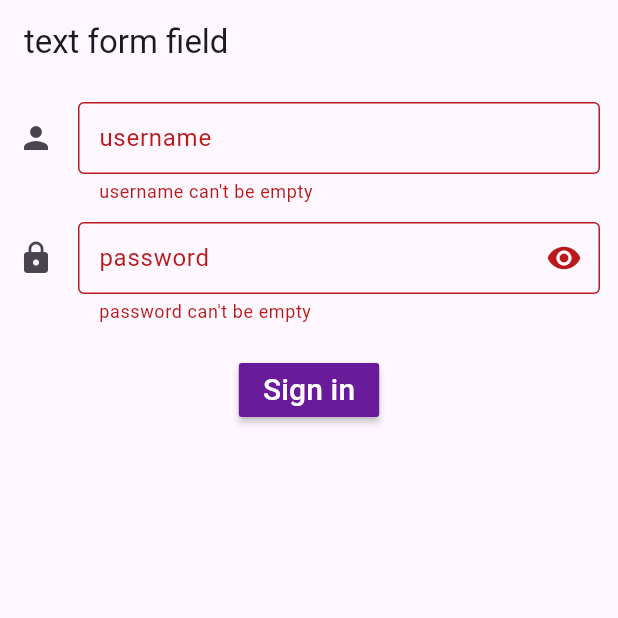
After one commit to mahmoud-alwakeel/revising-flutter, a Flutter app: the screen it shows after launch, after a tap on "Sign in", on a phone screen of 412 x 824 dp, the top half of it. The commit adds this screen. Run offline on Flutter 3.47's test engine with Material 3 defaults, Android fonts, the phone set to English and light mode, and no system bars.

Commit message:
text form field

```diff
--- a/lib/main.dart
+++ b/lib/main.dart
@@ -1,6 +1,7 @@
 import 'package:flutter/material.dart';
 //import 'package:revising_everything/build_one.dart';
 import 'package:revising_everything/rev_btn.dart';
+import 'package:revising_everything/rev_formField.dart';
 import 'package:revising_everything/rev_radio.dart';
 import 'package:revising_everything/rev_statefull.dart';
 import 'package:revising_everything/rev_textField.dart';
@@ -28,7 +29,7 @@ class MyApp extends StatelessWidget {
         colorScheme: ColorScheme.fromSeed(seedColor: Colors.deepPurple),
         useMaterial3: true,
       ),
-      home: RevTextField(),
+      home: RevTxtFormField(),
     );
   }
 }
--- /dev/null
+++ b/lib/rev_formField.dart
@@ -0,0 +1,114 @@
+import 'package:flutter/material.dart';
+
+class RevTxtFormField extends StatefulWidget {
+  @override
+  State<RevTxtFormField> createState() => _RevTxtFormFieldState();
+}
+
+class _RevTxtFormFieldState extends State<RevTxtFormField> {
+
+  String? username;
+  String? password;
+
+  bool isObscured = true;
+
+  GlobalKey<FormState> formState = GlobalKey();
+
+  Widget build(BuildContext context) {
+    return Scaffold(
+      appBar: AppBar(
+        title: Text('text form field'),
+      ),
+      body: Container(
+        padding: EdgeInsets.all(12),
+        child: Form(
+          key: formState,
+          child: Column(
+            children: [
+              TextFormField(
+                onSaved: (val) {
+                  username = val;
+                },
+                validator: (value) {
+                  if (value!.isEmpty) {
+                    return "username can't be empty";
+                  }
+                  if (value.length < 3) {
+                    return "username can't less than 3 characters";
+                  }
+                  else if (value.length > 40) {
+                    return "username can't more than 40 characters";
+                  }
+                  return null;
+                },
+                decoration: const InputDecoration(
+                  border: OutlineInputBorder(),
+                enabledBorder: OutlineInputBorder(
+                  borderSide: BorderSide(color: Colors.black, width: 2)
+                ),
+                focusedBorder: OutlineInputBorder(
+                  borderSide: BorderSide(color: Colors.purple, width: 2)
+                ),
+                  label: Text('username'),
+                  icon: Icon(Icons.person),
+                contentPadding: EdgeInsets.symmetric(vertical: 2.0, horizontal: 10),
+                ),
+              ),
+              const SizedBox(height: 12,),
+              TextFormField(
+                //autovalidateMode: AutovalidateMode.always,
+                obscureText: isObscured,
+                onSaved: (val) {
+                  password = val;
+                },
+                validator: (value) {
+                  if (value!.isEmpty) {
+                    return "password can't be empty";
+                  }
+                  if (value.length < 8) {
+                    return "password can't less than 8 characters";
+                  }
+                  return null;
+                },
+                decoration:  InputDecoration(
+                  border: const OutlineInputBorder(),
+                enabledBorder: const OutlineInputBorder(
+                  borderSide: BorderSide(color: Colors.black, width: 2)
+                ),
+                focusedBorder: const OutlineInputBorder(
+                  borderSide: BorderSide(color: Colors.purple, width: 2)
+                ),
+                  label: const Text('password'),
+                  icon: const Icon(Icons.lock),
+
+                  suffixIcon: IconButton(
+                    onPressed: (){
+                    setState(() {
+                      isObscured = !isObscured;
+                    });
+                  }, icon: Icon(
+                    isObscured? Icons.remove_red_eye: Icons.remove_red_eye_outlined)
+                  ),
+                contentPadding: EdgeInsets.symmetric(vertical: 2.0, horizontal: 10),
+                ),
+              ),
+              const SizedBox(height: 20,),
+              MaterialButton(onPressed: () {
+                if(formState.currentState!.validate()) {
+                  formState.currentState!.save();
+                  print('valid');
+                  print(username);
+                  print(password);
+                } else {
+                  print('not valid');
+                }
+              },
+              color: Colors.purple[800],
+              child: const Text('Sign in', style: TextStyle(fontSize: 20, color: Colors.white),),
+              ),
+            ],
+          ),),
+      ),
+    );
+  }
+}
--- a/lib/rev_textField.dart
+++ b/lib/rev_textField.dart
@@ -4,10 +4,17 @@ class RevTextField extends StatelessWidget {
 RevTextField({super.key});
 
   TextEditingController userController = TextEditingController();
+
   TextEditingController emailController = TextEditingController();
+
   TextEditingController phoneController = TextEditingController();
+
   TextEditingController passwordController = TextEditingController();
+
   TextEditingController messageController = TextEditingController();
+
+  String? textVal;
+
   @override
   Widget build(BuildContext context) {
     return Scaffold(
@@ -43,6 +50,7 @@ RevTextField({super.key});
                 icon: Icon(Icons.email),
                 contentPadding: EdgeInsets.symmetric(vertical: 2.0, horizontal: 10),
               ),
+              keyboardType: TextInputType.emailAddress,
               maxLines: 1,
             ),
             SizedBox(height: 12,),
@@ -78,6 +86,7 @@ RevTextField({super.key});
               minLines: 5,
               onChanged: (val){
                 print(val);
+                //textVal = val;
               },
             ),
             MaterialButton(onPressed: (){
@@ -86,7 +95,9 @@ RevTextField({super.key});
               print(emailController.text);
               print(passwordController.text);
               print(messageController.text);
-            }, child: Text('Sign up', style: TextStyle(fontSize: 20, color: Colors.white), ),color: Colors.purple[800],)
+            }, child: Text('Sign up', style: TextStyle(fontSize: 20, color: Colors.white), ),color: Colors.purple[800],
+            ),
+            //Text('$textVal'),
           ],
         ),
       ),
```
